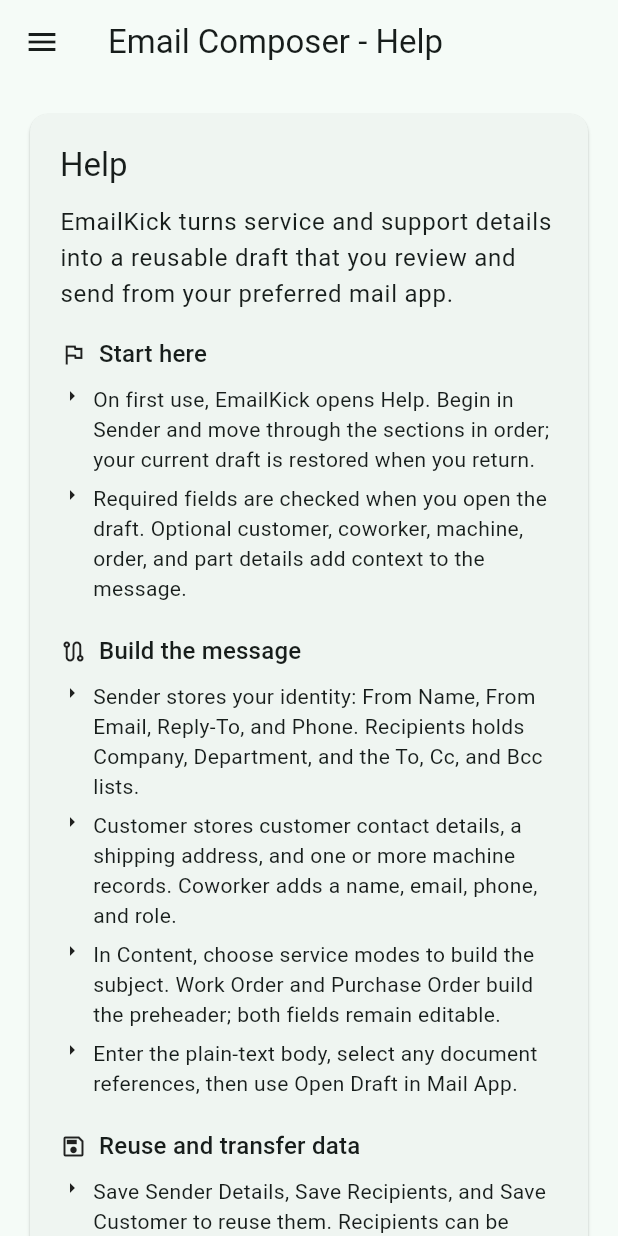
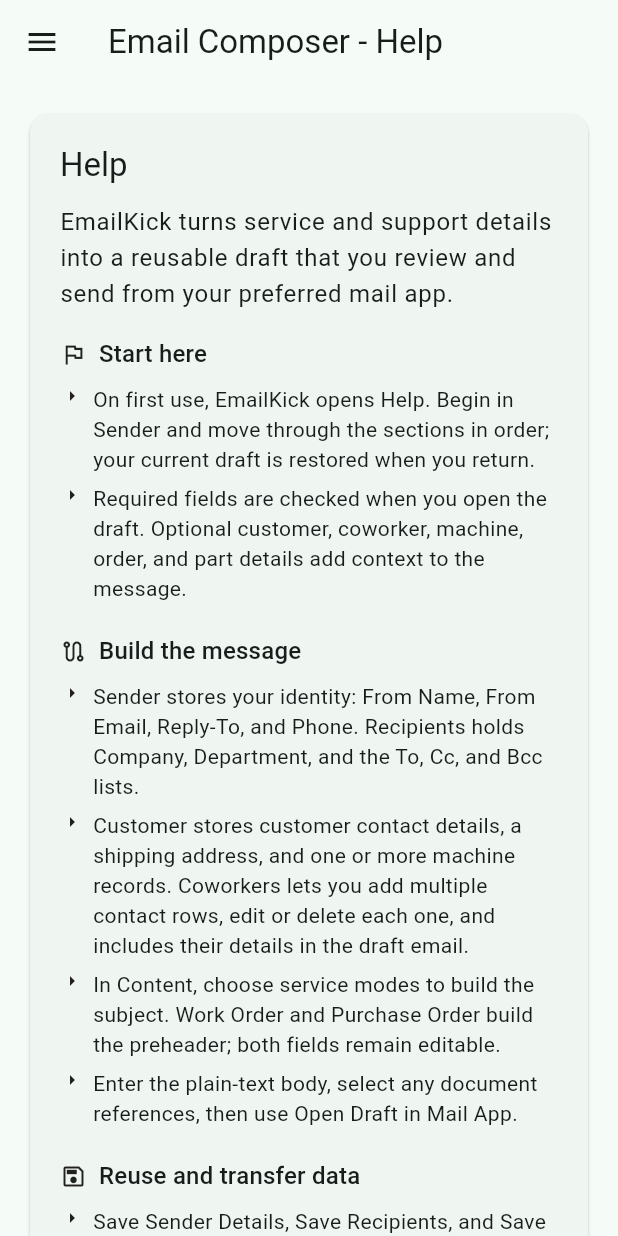
Before and after one commit to StefanRonnkvist/emailkick, a Flutter app: the screen it shows after launch, on a phone screen of 412 x 824 dp. Run offline on Flutter 3.47's test engine with Material 3 defaults, Android fonts, the light colour scheme and no system bars; our stand-ins replace file_picker, hive_flutter, package_info_plus, share_plus; missing offline and left inert: android_intent_plus; accounts and stored records are empty.

Commit message:
Add editable coworker list

```diff
--- a/lib/features/email_composer/presentation/email_composer_mail.dart
+++ b/lib/features/email_composer/presentation/email_composer_mail.dart
@@ -149,6 +149,7 @@
         'Customer Phone: ${_customerPhoneController.text.trim()}',
       if (_customerShippingAddressController.text.trim().isNotEmpty)
         'Shipping Address:\n${_customerShippingAddressController.text.trim()}',
+      ..._buildCoworkerBodyLines(),
       ..._buildMachineBodyLines(),
       '',
       'Message:',
@@ -208,6 +209,35 @@
     };
   }
 
+  /// Formats populated coworkers as indented body sections.
+  List<String> _buildCoworkerBodyLines() {
+    final List<String> lines = <String>[];
+    int coworkerNumber = 0;
+
+    for (final _CoworkerEntry coworker in _coworkers) {
+      if (!coworker.hasData) {
+        continue;
+      }
+
+      coworkerNumber++;
+      lines.add('Coworker $coworkerNumber:');
+      if (coworker.name.text.trim().isNotEmpty) {
+        lines.add('  Name: ${coworker.name.text.trim()}');
+      }
+      if (coworker.email.text.trim().isNotEmpty) {
+        lines.add('  Email: ${coworker.email.text.trim()}');
+      }
+      if (coworker.phone.text.trim().isNotEmpty) {
+        lines.add('  Phone: ${coworker.phone.text.trim()}');
+      }
+      if (coworker.role.text.trim().isNotEmpty) {
+        lines.add('  Role: ${coworker.role.text.trim()}');
+      }
+    }
+
+    return lines;
+  }
+
   /// Formats every non-empty machine as an indented body section.
   List<String> _buildMachineBodyLines() {
     final List<String> lines = <String>[];
--- a/lib/features/email_composer/presentation/email_composer_models.dart
+++ b/lib/features/email_composer/presentation/email_composer_models.dart
@@ -357,6 +357,27 @@
 }
 
 /// Owns the controllers and expansion state for one editable machine row.
+class _CoworkerEntry {
+  final TextEditingController name = TextEditingController();
+  final TextEditingController email = TextEditingController();
+  final TextEditingController phone = TextEditingController();
+  final TextEditingController role = TextEditingController();
+  bool isEditing = true;
+
+  bool get hasData =>
+      name.text.trim().isNotEmpty ||
+      email.text.trim().isNotEmpty ||
+      phone.text.trim().isNotEmpty ||
+      role.text.trim().isNotEmpty;
+
+  void dispose() {
+    name.dispose();
+    email.dispose();
+    phone.dispose();
+    role.dispose();
+  }
+}
+
 class _CustomerMachineEntry {
   bool isExpanded = true;
   final TextEditingController customerMachineName = TextEditingController();
--- a/lib/features/email_composer/presentation/email_composer_page.dart
+++ b/lib/features/email_composer/presentation/email_composer_page.dart
@@ -47,7 +47,7 @@
         icon: Icons.route_outlined,
         items: <String>[
           'Sender stores your identity: From Name, From Email, Reply-To, and Phone. Recipients holds Company, Department, and the To, Cc, and Bcc lists.',
-          'Customer stores customer contact details, a shipping address, and one or more machine records. Coworker adds a name, email, phone, and role.',
+          'Customer stores customer contact details, a shipping address, and one or more machine records. Coworkers lets you add multiple contact rows, edit or delete each one, and includes their details in the draft email.',
           'In Content, choose service modes to build the subject. Work Order and Purchase Order build the preheader; both fields remain editable.',
           'Enter the plain-text body, select any document references, then use Open Draft in Mail App.',
         ],
@@ -212,12 +212,7 @@
       TextEditingController();
   final TextEditingController _contentMachineSelectorController =
       TextEditingController();
-  final TextEditingController _coworkerNameController = TextEditingController();
-  final TextEditingController _coworkerEmailController =
-      TextEditingController();
-  final TextEditingController _coworkerPhoneController =
-      TextEditingController();
-  final TextEditingController _coworkerRoleController = TextEditingController();
+  final List<_CoworkerEntry> _coworkers = <_CoworkerEntry>[_CoworkerEntry()];
   final FocusNode _fromNameFocusNode = FocusNode();
   final FocusNode _fromEmailFocusNode = FocusNode();
   final FocusNode _replyToFocusNode = FocusNode();
@@ -348,10 +343,9 @@
     _contentCustomerSelectorController.dispose();
     _contentRecipientSelectorController.dispose();
     _contentMachineSelectorController.dispose();
-    _coworkerNameController.dispose();
-    _coworkerEmailController.dispose();
-    _coworkerPhoneController.dispose();
-    _coworkerRoleController.dispose();
+    for (final _CoworkerEntry coworker in _coworkers) {
+      coworker.dispose();
+    }
     _fromNameFocusNode.dispose();
     _fromEmailFocusNode.dispose();
     _replyToFocusNode.dispose();
--- a/pubspec.yaml
+++ b/pubspec.yaml
@@ -1,7 +1,7 @@
 name: emailkick
 description: "Guided service email composer with reusable profiles, customer machine records, and JSON/CSV import and export."
 publish_to: 'none'
-version: 0.4.39+46
+version: 0.4.41+48
 
 environment:
   sdk: ^3.12.0
@@ -37,4 +37,4 @@
   identity_name: com.stefanronnkvist.paid.emailkick
   logo_path: web/icons/icon-512.png
   install_certificate: false
-  msix_version: 0.4.39.46
+  msix_version: 0.4.41.48
```
Also changed, not shown: lib/features/email_composer/presentation/email_composer_data_state.dart (+53 -0 lines), lib/features/email_composer/presentation/email_composer_section_coworker.dart (+110 -6 lines).
